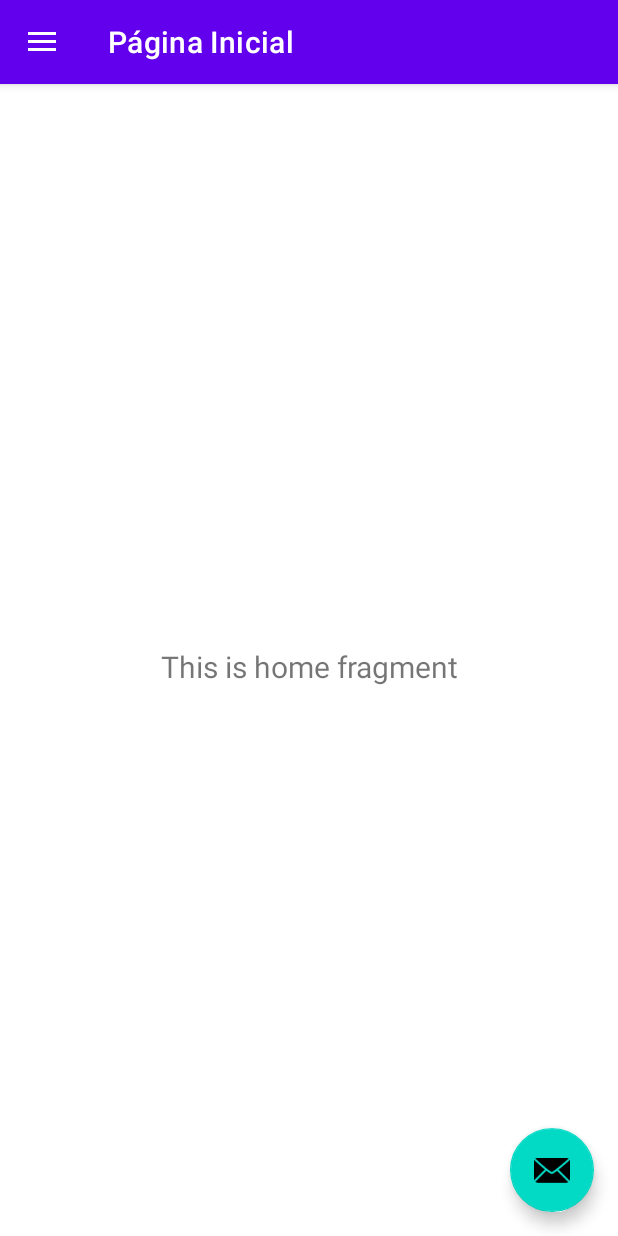
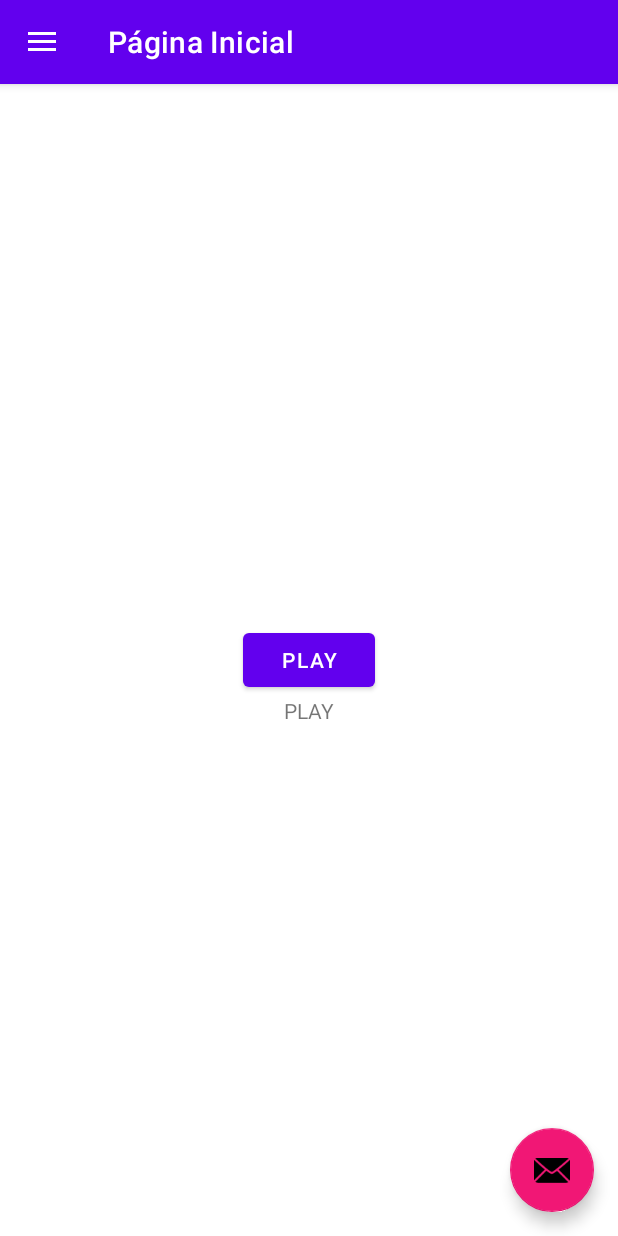
Before and after one commit to iamageo/web_radio, an Android app: the screen it shows after launch (MainActivity), on a phone screen of 412 x 824 dp. Run offline under Robolectric (Android 15) with nearby library versions, the phone set to English and light mode, and no system bars; our stand-ins replace navigation-ui.

Commit message:
change sdk version and app play function

```diff
--- a/app/src/main/AndroidManifest.xml
+++ b/app/src/main/AndroidManifest.xml
@@ -1,6 +1,8 @@
 <?xml version="1.0" encoding="utf-8"?>
 <manifest xmlns:android="http://schemas.android.com/apk/res/android"
     package="com.iamageo.conexaopororocav1">
+
+    <uses-permission android:name="android.permission.INTERNET"/>
 
     <application
         android:allowBackup="true"
--- a/app/src/main/java/com/iamageo/conexaopororocav1/MainActivity.java
+++ b/app/src/main/java/com/iamageo/conexaopororocav1/MainActivity.java
@@ -27,13 +27,12 @@ public class MainActivity extends AppCompatActivity {
         Toolbar toolbar = findViewById(R.id.toolbar);
         setSupportActionBar(toolbar);
         FloatingActionButton fab = findViewById(R.id.fab);
-        fab.setOnClickListener(new View.OnClickListener() {
-            @Override
-            public void onClick(View view) {
+
+        fab.setOnClickListener(view ->
                 Snackbar.make(view, "Replace with your own action", Snackbar.LENGTH_LONG)
-                        .setAction("Action", null).show();
-            }
-        });
+
+                .setAction("Action", null).show());
+
         DrawerLayout drawer = findViewById(R.id.drawer_layout);
         NavigationView navigationView = findViewById(R.id.nav_view);
         // Passing each menu ID as a set of Ids because each
@@ -45,6 +44,10 @@ public class MainActivity extends AppCompatActivity {
         NavController navController = Navigation.findNavController(this, R.id.nav_host_fragment);
         NavigationUI.setupActionBarWithNavController(this, navController, mAppBarConfiguration);
         NavigationUI.setupWithNavController(navigationView, navController);
+
+
+
+
     }
 
     @Override
--- a/app/src/main/java/com/iamageo/conexaopororocav1/ui/home/HomeFragment.java
+++ b/app/src/main/java/com/iamageo/conexaopororocav1/ui/home/HomeFragment.java
@@ -1,9 +1,13 @@
 package com.iamageo.conexaopororocav1.ui.home;
 
+import android.media.AudioManager;
+import android.media.MediaPlayer;
+import android.os.AsyncTask;
 import android.os.Bundle;
 import android.view.LayoutInflater;
 import android.view.View;
 import android.view.ViewGroup;
+import android.widget.Button;
 import android.widget.TextView;
 
 import androidx.annotation.NonNull;
@@ -14,22 +18,103 @@ import androidx.lifecycle.ViewModelProvider;
 
 import com.iamageo.conexaopororocav1.R;
 
+import java.io.IOException;
+
 public class HomeFragment extends Fragment {
 
-    private HomeViewModel homeViewModel;
+    private Button btn_play;
+    private TextView text_status;
 
-    public View onCreateView(@NonNull LayoutInflater inflater,
-                             ViewGroup container, Bundle savedInstanceState) {
-        homeViewModel =
-                new ViewModelProvider(this).get(HomeViewModel.class);
+    String stream = "https://s1.guaracast.com:8427/stream";
+
+    boolean prepared = false;
+    boolean started = false;
+
+    MediaPlayer mediaPlayer;
+
+
+    public View onCreateView(@NonNull LayoutInflater inflater, ViewGroup container, Bundle savedInstanceState) {
         View root = inflater.inflate(R.layout.fragment_home, container, false);
-        final TextView textView = root.findViewById(R.id.text_home);
-        homeViewModel.getText().observe(getViewLifecycleOwner(), new Observer<String>() {
-            @Override
-            public void onChanged(@Nullable String s) {
-                textView.setText(s);
+
+        btn_play = root.findViewById(R.id.btn_play);
+        text_status = root.findViewById(R.id.status);
+
+        btn_play.setEnabled(false);
+        text_status.setText("Loading..");
+
+        mediaPlayer = new MediaPlayer();
+        mediaPlayer.setAudioStreamType(AudioManager.STREAM_MUSIC);
+
+        new PlayerTask().execute(stream);
+
+        btn_play.setOnClickListener(v -> {
+            if (started) {
+                started = false;
+                mediaPlayer.pause();
+                text_status.setText("PLAY");
+
+            } else {
+                started = true;
+                mediaPlayer.start();
+                text_status.setText("PAUSE");
+
             }
         });
+
+
         return root;
     }
+
+    class PlayerTask extends AsyncTask<String, Void, Boolean> {
+
+        @Override
+        protected Boolean doInBackground(String... strings) {
+            try{
+                mediaPlayer.setDataSource(strings[0]);
+                mediaPlayer.prepare();
+                prepared = true;
+            } catch (IOException e) {
+                e.printStackTrace();
+            }
+            return prepared;
+        }
+
+        @Override
+        protected void onPostExecute(Boolean aBoolean) {
+            super.onPostExecute(aBoolean);
+            btn_play.setEnabled(true);
+            text_status.setText("PLAY");
+        }
+
+
+
+
+    }
+    @Override
+    public void onPause() {
+        super.onPause();
+        if(started) {
+            mediaPlayer.pause();
+        }
+    }
+
+
+    @Override
+    public void onResume() {
+        super.onResume();
+        if(started) {
+            mediaPlayer.start();
+        }
+    }
+
+    @Override
+    public void onDestroy() {
+
+        super.onDestroy();
+        if(prepared) {
+            mediaPlayer.release();
+        }
+
+
+    }
 }
--- a/app/src/main/res/layout/activity_splash.xml
+++ b/app/src/main/res/layout/activity_splash.xml
@@ -11,6 +11,7 @@
         android:id="@+id/imageView2"
         android:layout_width="290dp"
         android:layout_height="116dp"
+        android:contentDescription="@string/logo_splash"
         app:layout_constraintBottom_toBottomOf="parent"
         app:layout_constraintEnd_toEndOf="parent"
         app:layout_constraintHorizontal_bias="0.495"
@@ -19,10 +20,11 @@
         app:srcCompat="@drawable/logo" />
 
     <ProgressBar
-        android:id="@+id/progressBar"
+        android:id="@+id/progressBar2"
         style="?android:attr/progressBarStyle"
         android:layout_width="wrap_content"
         android:layout_height="wrap_content"
+        android:layout_marginTop="5dp"
         app:layout_constraintEnd_toEndOf="parent"
         app:layout_constraintStart_toStartOf="parent"
         app:layout_constraintTop_toBottomOf="@+id/imageView2" />
--- a/app/src/main/res/layout/fragment_home.xml
+++ b/app/src/main/res/layout/fragment_home.xml
@@ -6,17 +6,22 @@
     android:layout_height="match_parent"
     tools:context=".ui.home.HomeFragment">
 
-    <TextView
-        android:id="@+id/text_home"
-        android:layout_width="match_parent"
+    <Button
+        android:id="@+id/btn_play"
+        android:layout_width="wrap_content"
         android:layout_height="wrap_content"
-        android:layout_marginStart="8dp"
-        android:layout_marginTop="8dp"
-        android:layout_marginEnd="8dp"
-        android:textAlignment="center"
-        android:textSize="20sp"
+        android:text="play"
         app:layout_constraintBottom_toBottomOf="parent"
         app:layout_constraintEnd_toEndOf="parent"
         app:layout_constraintStart_toStartOf="parent"
         app:layout_constraintTop_toTopOf="parent" />
+
+    <TextView
+        android:id="@+id/status"
+        android:layout_width="wrap_content"
+        android:layout_height="wrap_content"
+        android:text="TextView"
+        app:layout_constraintEnd_toEndOf="parent"
+        app:layout_constraintStart_toStartOf="parent"
+        app:layout_constraintTop_toBottomOf="@+id/btn_play" />
 </androidx.constraintlayout.widget.ConstraintLayout>
--- a/app/src/main/res/values/strings.xml
+++ b/app/src/main/res/values/strings.xml
@@ -1,5 +1,5 @@
 <resources>
-    <string name="app_name">ConexaoPororocav1</string>
+    <string name="app_name">Conexão Pororoca</string>
     <string name="navigation_drawer_open">Open navigation drawer</string>
     <string name="navigation_drawer_close">Close navigation drawer</string>
     <string name="nav_header_title">Conexão Pororoca</string>
@@ -10,4 +10,8 @@
     <string name="menu_home">Página Inicial</string>
     <string name="menu_gallery">Galeria de Imagens</string>
     <string name="menu_slideshow">Vídeos</string>
+
+    <string name="logo_splash">Logo conexão pororoca</string>
+
+
 </resources>
--- a/app/src/main/res/values/themes.xml
+++ b/app/src/main/res/values/themes.xml
@@ -6,7 +6,7 @@
         <item name="colorPrimaryVariant">@color/purple_700</item>
         <item name="colorOnPrimary">@color/white</item>
         <!-- Secondary brand color. -->
-        <item name="colorSecondary">@color/teal_200</item>
+        <item name="colorSecondary">#F11775</item>
         <item name="colorSecondaryVariant">@color/teal_700</item>
         <item name="colorOnSecondary">@color/black</item>
         <!-- Status bar color. -->
```
Also changed, not shown: app/build.gradle (+4 -4 lines), gradle/wrapper/gradle-wrapper.properties.
